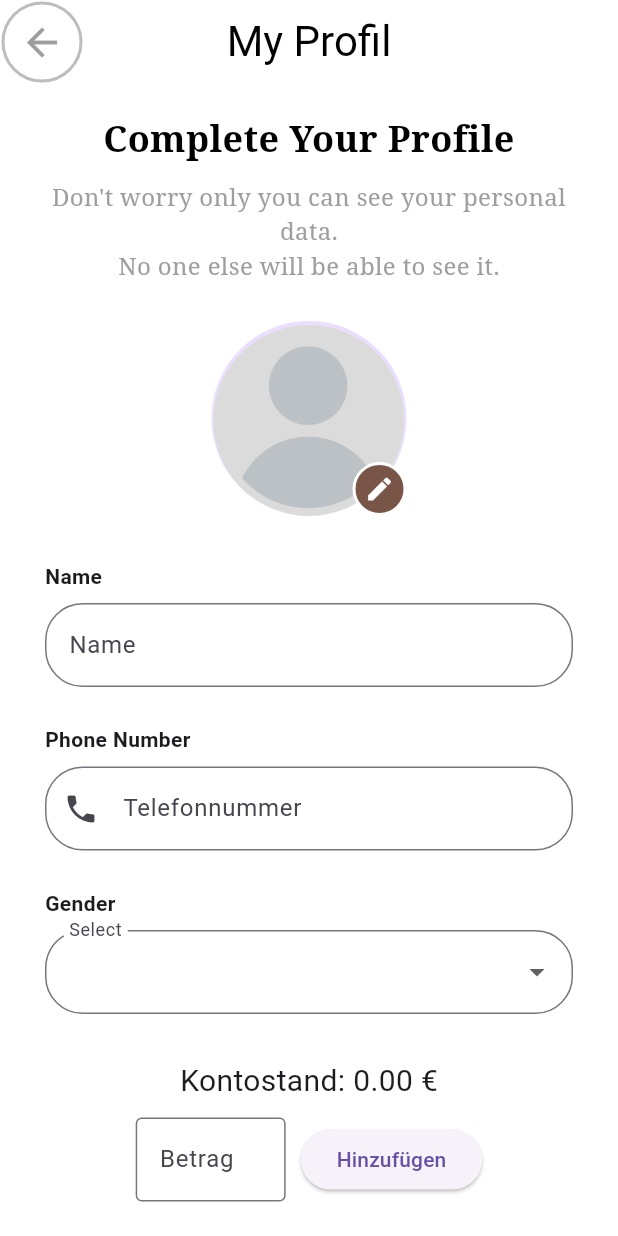
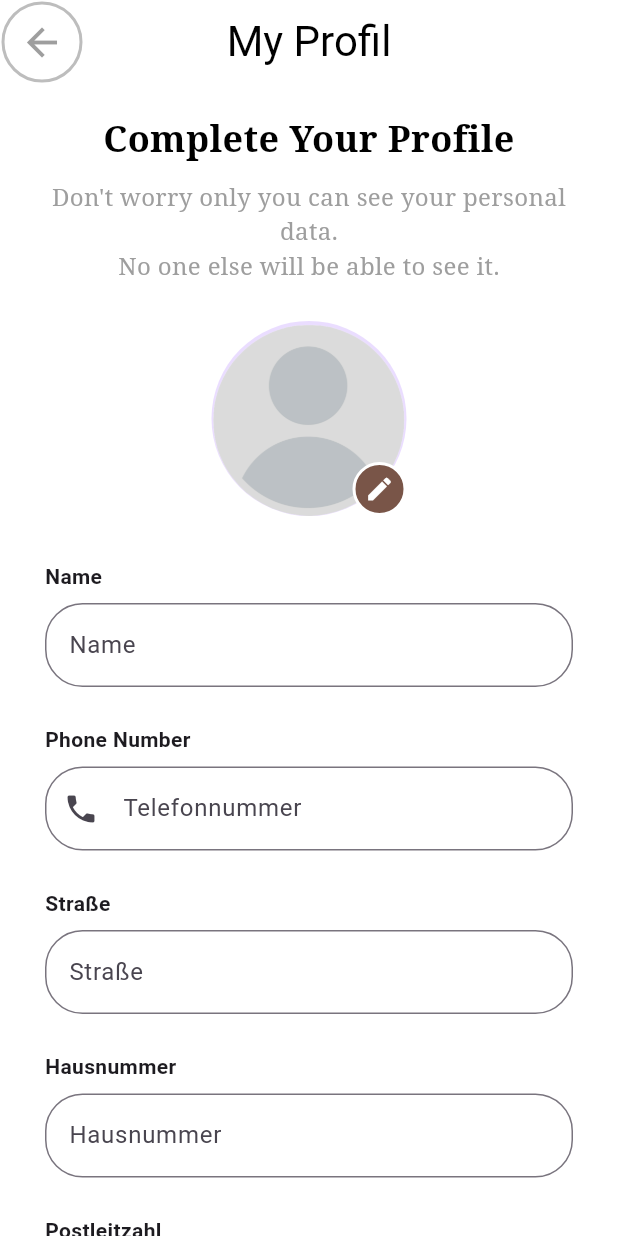
Before and after one commit to Laila116/LaModa_App, a Flutter app: the ProfileScreen screen opened by its route, on a phone screen of 412 x 824 dp. Run offline on Flutter 3.47's test engine with Material 3 defaults, Android fonts, the phone set to English and light mode, and no system bars; our stand-ins replace carousel_slider, cloud_firestore, email_validator, firebase_auth, firebase_core, flutter_rating_bar and 1 more; accounts and stored records are empty; Roboto replaces fonts that are missing (Oswald).

Commit message:
Adresse bei my profile hinzugefügt

```diff
--- a/lib/screens/profile_screen.dart
+++ b/lib/screens/profile_screen.dart
@@ -13,6 +13,21 @@ class ProfileScreen extends StatefulWidget {
 
 class _ProfileScreenState extends State<ProfileScreen> {
   String? selectedGender;
+
+  // Neue TextEditingController für Adressfelder
+  final TextEditingController _streetController = TextEditingController();
+  final TextEditingController _houseNumberController = TextEditingController();
+  final TextEditingController _postalCodeController = TextEditingController();
+  final TextEditingController _countryController = TextEditingController();
+
+  @override
+  void dispose() {
+    _streetController.dispose();
+    _houseNumberController.dispose();
+    _postalCodeController.dispose();
+    _countryController.dispose();
+    super.dispose();
+  }
 
   @override
   Widget build(BuildContext context) {
@@ -95,7 +110,7 @@ class _ProfileScreenState extends State<ProfileScreen> {
     );
   }
 
-  // Textfelder und Dropdown
+  // Textfelder und Dropdown inklusive Adressfelder
   Widget _buildFormFields() {
     return Padding(
       padding: const EdgeInsets.symmetric(horizontal: 10),
@@ -128,6 +143,56 @@ class _ProfileScreenState extends State<ProfileScreen> {
             },
           ),
           const SizedBox(height: 25),
+
+          // NEU: Straße
+          const Text('Straße', style: TextStyle(fontWeight: FontWeight.bold)),
+          const SizedBox(height: 8),
+          TextField(
+            controller: _streetController,
+            decoration: _inputDecoration('Straße', 'Musterstraße'),
+            onChanged: (value) {
+              print('Straße geändert: $value');
+            },
+          ),
+          const SizedBox(height: 25),
+
+          // NEU: Hausnummer
+          const Text('Hausnummer', style: TextStyle(fontWeight: FontWeight.bold)),
+          const SizedBox(height: 8),
+          TextField(
+            controller: _houseNumberController,
+            decoration: _inputDecoration('Hausnummer', '12A'),
+            onChanged: (value) {
+              print('Hausnummer geändert: $value');
+            },
+          ),
+          const SizedBox(height: 25),
+
+          // NEU: Postleitzahl
+          const Text('Postleitzahl', style: TextStyle(fontWeight: FontWeight.bold)),
+          const SizedBox(height: 8),
+          TextField(
+            keyboardType: TextInputType.number,
+            controller: _postalCodeController,
+            decoration: _inputDecoration('Postleitzahl', '12345'),
+            onChanged: (value) {
+              print('Postleitzahl geändert: $value');
+            },
+          ),
+          const SizedBox(height: 25),
+
+          // NEU: Land
+          const Text('Land', style: TextStyle(fontWeight: FontWeight.bold)),
+          const SizedBox(height: 8),
+          TextField(
+            controller: _countryController,
+            decoration: _inputDecoration('Land', 'Deutschland'),
+            onChanged: (value) {
+              print('Land geändert: $value');
+            },
+          ),
+          const SizedBox(height: 25),
+
           const Text('Gender', style: TextStyle(fontWeight: FontWeight.bold)),
           const SizedBox(height: 8),
           DropdownButtonFormField<String>(
@@ -162,6 +227,7 @@ class _ProfileScreenState extends State<ProfileScreen> {
         ),
         onPressed: () {
           print('Profil abgeschlossen');
+          // Hier kannst du z.B. speichern implementieren
         },
         child: const Text(
           'Complete Profile',
@@ -242,7 +308,7 @@ class _GeldHinzufuegenWidgetState extends State<GeldHinzufuegenWidget> {
       }, SetOptions(merge: true));
     } else {
       ScaffoldMessenger.of(context).showSnackBar(
-        SnackBar(content: Text('Bitte gib einen gültigen Betrag ein.')),
+        const SnackBar(content: Text('Bitte gib einen gültigen Betrag ein.')),
       );
     }
   }
```
Also changed, not shown: 1 other file.
